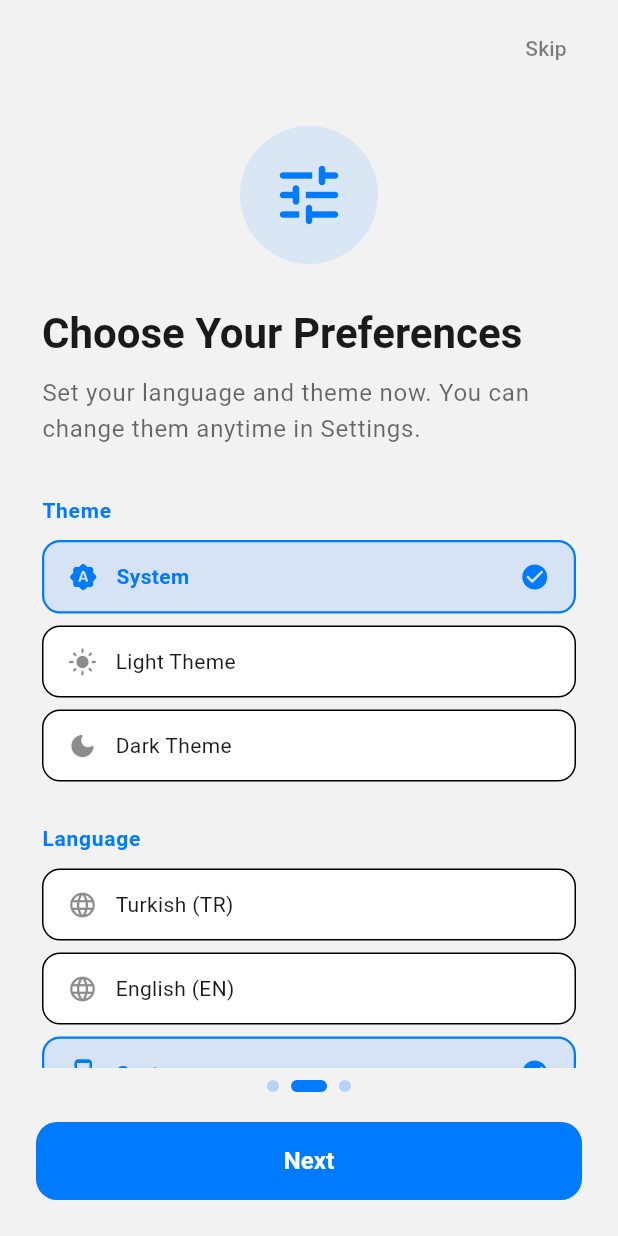
After one commit to mogz44/physics-calc-plus, a Flutter app: the OnboardingScreen screen opened directly, swiped to page 2, on a phone screen of 412 x 824 dp. The commit adds this screen. Run offline on Flutter 3.47's test engine with Material 3 defaults, Android fonts, the phone set to English and light mode, and no system bars; our stand-ins replace shared_preferences; accounts and stored records are empty.

Commit message:
Add onboarding screen (wip/pre-release)

```diff
--- a/lib/core/localization/app_localizations.dart
+++ b/lib/core/localization/app_localizations.dart
@@ -120,6 +120,44 @@ class AppLocalizations {
   String get privacySubtitle => isTurkish
       ? '%100 Çevrimdışı, Sıfır Takipçi, Tamamen Açık Kaynak'
       : '100% Offline, Zero Trackers, Fully Open Source';
+
+  // --- ONBOARDING ---
+  String get onboardingSkip => isTurkish ? 'Geç' : 'Skip';
+  String get onboardingNext => isTurkish ? 'Devam' : 'Next';
+  String get onboardingStart => isTurkish ? 'Başla' : 'Get Started';
+
+  String get onboardingPage1Title => isTurkish ? 'Fizik Hesaplamalarını\nÇöz' : 'Solve Physics\nCalculations';
+  String get onboardingPage1Subtitle => isTurkish
+      ? 'Zincirleme Çıkarım Motoru ile girilen verilerden otomatik olarak yeni fiziksel büyüklükler türet.'
+      : 'Automatically derive new physical quantities from your inputs using the Chained Inference Engine.';
+  String get onboardingPage1Feature1 => isTurkish ? 'Dikey esnek girdi kartları' : 'Vertical stacked input cards';
+  String get onboardingPage1Feature2 => isTurkish ? 'Otomatik formül zinciri' : 'Automatic formula chaining';
+  String get onboardingPage1Feature3 => isTurkish ? 'Adım adım çözüm raporu' : 'Step-by-step solution report';
+
+  String get onboardingPage2Title => isTurkish ? 'Tercihlerini Seç' : 'Choose Your Preferences';
+  String get onboardingPage2Subtitle => isTurkish
+      ? 'Dil ve tema seçimini şimdi yap. Daha sonra Ayarlar\'dan değiştirebilirsin.'
+      : 'Set your language and theme now. You can change them anytime in Settings.';
+  String get onboardingPage2ThemeLabel => isTurkish ? 'Tema' : 'Theme';
+  String get onboardingPage2LangLabel => isTurkish ? 'Dil / Language' : 'Language';
+  String get systemDefault => isTurkish ? 'Sistem' : 'System';
+
+  String get onboardingPage3Title => isTurkish ? 'Nasıl Kullanılır?' : 'How to Use?';
+  String get onboardingPage3Subtitle => isTurkish
+      ? 'Birkaç adımda fizik problemlerini çözmeye başla!'
+      : 'Start solving physics problems in just a few steps!';
+  String get onboardingPage3Step1 => isTurkish ? '1. "Değer Ekle" ile fiziksel büyüklükler ekle' : '1. Tap "Add Value" to add physical quantities';
+  String get onboardingPage3Step2 => isTurkish ? '2. Her karta büyüklük, değer ve birim gir' : '2. Enter quantity, value and unit for each card';
+  String get onboardingPage3Step3 => isTurkish ? '3. Motor otomatik olarak yeni değerler türetir' : '3. The engine automatically derives new values';
+  String get onboardingPage3Step4 => isTurkish ? '4. "Çözüm Raporunu Gör" ile detaylı analiz' : '4. Tap "View Report" for detailed analysis';
+
+  // --- AYARLAR EKSTRA ---
+  String get viewOnboardingAgain => isTurkish ? 'Kullanım Rehberini Tekrar Gör' : 'View Onboarding Again';
+  String get viewOnboardingSubtitle => isTurkish ? 'Uygulama rehberini baştan aç' : 'Reopen the app guide from the beginning';
+  String get developedBy => 'Developed with ♥ by Mogz';
+  String get appVersion => 'Physics Calc+ v1.1.0';
+  String get githubLink => 'GitHub';
+  String get izzyLink => 'IzzyOnDroid';
 }
 
 class AppLocalizationsDelegate extends LocalizationsDelegate<AppLocalizations> {
--- /dev/null
+++ b/lib/features/onboarding/presentation/screens/onboarding_screen.dart
@@ -0,0 +1,562 @@
+import 'package:flutter/material.dart';
+import '../../../../core/localization/app_localizations.dart';
+import '../../../../core/settings/app_settings_scope.dart';
+import '../../../../main_navigation_screen.dart';
+
+class OnboardingScreen extends StatefulWidget {
+  const OnboardingScreen({super.key});
+
+  @override
+  State<OnboardingScreen> createState() => _OnboardingScreenState();
+}
+
+class _OnboardingScreenState extends State<OnboardingScreen> {
+  final PageController _pageController = PageController();
+  int _currentPage = 0;
+  static const int _totalPages = 3;
+
+  @override
+  void dispose() {
+    _pageController.dispose();
+    super.dispose();
+  }
+
+  void _nextPage() {
+    if (_currentPage < _totalPages - 1) {
+      _pageController.nextPage(
+        duration: const Duration(milliseconds: 350),
+        curve: Curves.easeInOut,
+      );
+    } else {
+      _finishOnboarding();
+    }
+  }
+
+  void _finishOnboarding() async {
+    final settings = AppSettingsScope.of(context);
+    await settings.setFirstRunDone();
+    if (!mounted) return;
+    Navigator.of(context).pushReplacement(
+      MaterialPageRoute(builder: (_) => const MainNavigationScreen()),
+    );
+  }
+
+  @override
+  Widget build(BuildContext context) {
+    final loc = context.loc;
+    final theme = Theme.of(context);
+    final colorScheme = theme.colorScheme;
+
+    return Scaffold(
+      body: SafeArea(
+        child: Column(
+          children: [
+            // Skip butonu (sağ üst)
+            Align(
+              alignment: Alignment.topRight,
+              child: Padding(
+                padding: const EdgeInsets.symmetric(horizontal: 16, vertical: 8),
+                child: TextButton(
+                  onPressed: _finishOnboarding,
+                  child: Text(
+                    loc.onboardingSkip,
+                    style: TextStyle(
+                      color: colorScheme.onSurface.withOpacity(0.55),
+                      fontWeight: FontWeight.w500,
+                    ),
+                  ),
+                ),
+              ),
+            ),
+
+            // Sayfalar
+            Expanded(
+              child: PageView(
+                controller: _pageController,
+                onPageChanged: (page) => setState(() => _currentPage = page),
+                children: [
+                  _OnboardingPage1(loc: loc),
+                  _OnboardingPage2(loc: loc),
+                  _OnboardingPage3(loc: loc),
+                ],
+              ),
+            ),
+
+            // Dot indikatörler + Navigasyon
+            Padding(
+              padding: const EdgeInsets.fromLTRB(24, 8, 24, 24),
+              child: Column(
+                children: [
+                  // Dot göstergeler
+                  Row(
+                    mainAxisAlignment: MainAxisAlignment.center,
+                    children: List.generate(_totalPages, (i) {
+                      final isActive = i == _currentPage;
+                      return AnimatedContainer(
+                        duration: const Duration(milliseconds: 300),
+                        margin: const EdgeInsets.symmetric(horizontal: 4),
+                        width: isActive ? 24 : 8,
+                        height: 8,
+                        decoration: BoxDecoration(
+                          color: isActive
+                              ? colorScheme.primary
+                              : colorScheme.primary.withOpacity(0.25),
+                          borderRadius: BorderRadius.circular(4),
+                        ),
+                      );
+                    }),
+                  ),
+                  const SizedBox(height: 20),
+                  // İlerleme butonu
+                  SizedBox(
+                    width: double.infinity,
+                    height: 52,
+                    child: FilledButton(
+                      onPressed: _nextPage,
+                      style: FilledButton.styleFrom(
+                        shape: RoundedRectangleBorder(
+                          borderRadius: BorderRadius.circular(14),
+                        ),
+                      ),
+                      child: Text(
+                        _currentPage == _totalPages - 1
+                            ? loc.onboardingStart
+                            : loc.onboardingNext,
+                        style: const TextStyle(
+                          fontSize: 16,
+                          fontWeight: FontWeight.w600,
+                        ),
+                      ),
+                    ),
+                  ),
+                ],
+              ),
+            ),
+          ],
+        ),
+      ),
+    );
+  }
+}
+
+// ---------------------------------------------------------------------------
+// Sayfa 1: Uygulama Tanıtımı
+// ---------------------------------------------------------------------------
+class _OnboardingPage1 extends StatelessWidget {
+  final AppLocalizations loc;
+  const _OnboardingPage1({required this.loc});
+
+  @override
+  Widget build(BuildContext context) {
+    final colorScheme = Theme.of(context).colorScheme;
+
+    return SingleChildScrollView(
+      padding: const EdgeInsets.symmetric(horizontal: 28, vertical: 8),
+      child: Column(
+        children: [
+          const SizedBox(height: 12),
+          // Logo + glow efekti
+          Container(
+            width: 110,
+            height: 110,
+            decoration: BoxDecoration(
+              shape: BoxShape.circle,
+              color: colorScheme.surface,
+              border: Border.all(
+                color: colorScheme.primary.withOpacity(0.35),
+                width: 2,
+              ),
+              boxShadow: [
+                BoxShadow(
+                  color: colorScheme.primary.withOpacity(0.18),
+                  blurRadius: 32,
+                  spreadRadius: 4,
+                ),
+              ],
+            ),
+            child: ClipOval(
+              child: Image.asset(
+                'assets/icon/app_logo.png',
+                fit: BoxFit.contain,
+              ),
+            ),
+          ),
+          const SizedBox(height: 32),
+          // Başlık
+          Text(
+            loc.onboardingPage1Title,
+            textAlign: TextAlign.center,
+            style: Theme.of(context).textTheme.headlineMedium?.copyWith(
+                  fontWeight: FontWeight.bold,
+                  height: 1.25,
+                ),
+          ),
+          const SizedBox(height: 16),
+          // Alt başlık
+          Text(
+            loc.onboardingPage1Subtitle,
+            textAlign: TextAlign.center,
+            style: Theme.of(context).textTheme.bodyLarge?.copyWith(
+                  color: colorScheme.onSurface.withOpacity(0.65),
+                  height: 1.55,
+                ),
+          ),
+          const SizedBox(height: 36),
+          // Özellik listesi
+          _FeatureRow(icon: Icons.layers_rounded, label: loc.onboardingPage1Feature1),
+          const SizedBox(height: 12),
+          _FeatureRow(icon: Icons.device_hub_rounded, label: loc.onboardingPage1Feature2),
+          const SizedBox(height: 12),
+          _FeatureRow(icon: Icons.receipt_long_rounded, label: loc.onboardingPage1Feature3),
+          const SizedBox(height: 12),
+        ],
+      ),
+    );
+  }
+}
+
+class _FeatureRow extends StatelessWidget {
+  final IconData icon;
+  final String label;
+  const _FeatureRow({required this.icon, required this.label});
+
+  @override
+  Widget build(BuildContext context) {
+    final colorScheme = Theme.of(context).colorScheme;
+    return Container(
+      padding: const EdgeInsets.symmetric(horizontal: 16, vertical: 14),
+      decoration: BoxDecoration(
+        color: colorScheme.surfaceContainerHigh,
+        borderRadius: BorderRadius.circular(12),
+        border: Border.all(color: colorScheme.outlineVariant),
+      ),
+      child: Row(
+        children: [
+          Container(
+            padding: const EdgeInsets.all(8),
+            decoration: BoxDecoration(
+              color: colorScheme.primary.withOpacity(0.12),
+              borderRadius: BorderRadius.circular(8),
+            ),
+            child: Icon(icon, size: 20, color: colorScheme.primary),
+          ),
+          const SizedBox(width: 14),
+          Expanded(
+            child: Text(
+              label,
+              style: Theme.of(context).textTheme.bodyMedium?.copyWith(
+                    fontWeight: FontWeight.w500,
+                  ),
+            ),
+          ),
+        ],
+      ),
+    );
+  }
+}
+
+// ---------------------------------------------------------------------------
+// Sayfa 2: Dil & Tema Seçimi
+// ---------------------------------------------------------------------------
+class _OnboardingPage2 extends StatelessWidget {
+  final AppLocalizations loc;
+  const _OnboardingPage2({required this.loc});
+
+  @override
+  Widget build(BuildContext context) {
+    final colorScheme = Theme.of(context).colorScheme;
+    final settings = AppSettingsScope.of(context);
+
+    return SingleChildScrollView(
+      padding: const EdgeInsets.symmetric(horizontal: 28, vertical: 8),
+      child: Column(
+        crossAxisAlignment: CrossAxisAlignment.start,
+        children: [
+          const SizedBox(height: 12),
+          Center(
+            child: Container(
+              padding: const EdgeInsets.all(20),
+              decoration: BoxDecoration(
+                shape: BoxShape.circle,
+                color: colorScheme.primary.withOpacity(0.1),
+              ),
+              child: Icon(
+                Icons.tune_rounded,
+                size: 52,
+                color: colorScheme.primary,
+              ),
+            ),
+          ),
+          const SizedBox(height: 28),
+          Text(
+            loc.onboardingPage2Title,
+            style: Theme.of(context).textTheme.headlineMedium?.copyWith(
+                  fontWeight: FontWeight.bold,
+                ),
+          ),
+          const SizedBox(height: 10),
+          Text(
+            loc.onboardingPage2Subtitle,
+            style: Theme.of(context).textTheme.bodyLarge?.copyWith(
+                  color: colorScheme.onSurface.withOpacity(0.65),
+                  height: 1.5,
+                ),
+          ),
+          const SizedBox(height: 32),
+
+          // --- TEMA SEÇİCİ ---
+          Text(
+            loc.onboardingPage2ThemeLabel,
+            style: Theme.of(context).textTheme.titleSmall?.copyWith(
+                  color: colorScheme.primary,
+                  fontWeight: FontWeight.w700,
+                  letterSpacing: 0.5,
+                ),
+          ),
+          const SizedBox(height: 10),
+          ListenableBuilder(
+            listenable: settings,
+            builder: (context, _) {
+              return Column(
+                children: [
+                  _SelectionTile(
+                    label: loc.systemDefault,
+                    icon: Icons.brightness_auto_rounded,
+                    isSelected: settings.themeMode == ThemeMode.system,
+                    onTap: () => settings.setThemeMode(ThemeMode.system),
+                  ),
+                  const SizedBox(height: 8),
+                  _SelectionTile(
+                    label: loc.themeLight,
+                    icon: Icons.light_mode_rounded,
+                    isSelected: settings.themeMode == ThemeMode.light,
+                    onTap: () => settings.setThemeMode(ThemeMode.light),
+                  ),
+                  const SizedBox(height: 8),
+                  _SelectionTile(
+                    label: loc.themeDark,
+                    icon: Icons.dark_mode_rounded,
+                    isSelected: settings.themeMode == ThemeMode.dark,
+                    onTap: () => settings.setThemeMode(ThemeMode.dark),
+                  ),
+                ],
+              );
+            },
+          ),
+          const SizedBox(height: 28),
+
+          // --- DİL SEÇİCİ ---
+          Text(
+            loc.onboardingPage2LangLabel,
+            style: Theme.of(context).textTheme.titleSmall?.copyWith(
+                  color: colorScheme.primary,
+                  fontWeight: FontWeight.w700,
+                  letterSpacing: 0.5,
+                ),
+          ),
+          const SizedBox(height: 10),
+          ListenableBuilder(
+            listenable: settings,
+            builder: (context, _) {
+              final currentLang = settings.locale?.languageCode ?? 'system';
+              return Column(
+                children: [
+                  _SelectionTile(
+                    label: loc.turkish,
+                    icon: Icons.language_rounded,
+                    isSelected: currentLang == 'tr',
+                    onTap: () => settings.setLocale(const Locale('tr')),
+                  ),
+                  const SizedBox(height: 8),
+                  _SelectionTile(
+                    label: loc.english,
+                    icon: Icons.language_rounded,
+                    isSelected: currentLang == 'en',
+                    onTap: () => settings.setLocale(const Locale('en')),
+                  ),
+                  const SizedBox(height: 8),
+                  _SelectionTile(
+                    label: loc.systemDefault,
+                    icon: Icons.phone_android_rounded,
+                    isSelected: currentLang == 'system',
+                    onTap: () => settings.setLocale(null),
+                  ),
+                ],
+              );
+            },
+          ),
+          const SizedBox(height: 12),
+        ],
+      ),
+    );
+  }
+}
+
+class _SelectionTile extends StatelessWidget {
+  final String label;
+  final IconData icon;
+  final bool isSelected;
+  final VoidCallback onTap;
+
+  const _SelectionTile({
+    required this.label,
+    required this.icon,
+    required this.isSelected,
+    required this.onTap,
+  });
+
+  @override
+  Widget build(BuildContext context) {
+    final colorScheme = Theme.of(context).colorScheme;
+    return InkWell(
+      onTap: onTap,
+      borderRadius: BorderRadius.circular(12),
+      child: AnimatedContainer(
+        duration: const Duration(milliseconds: 200),
+        padding: const EdgeInsets.symmetric(horizontal: 16, vertical: 13),
+        decoration: BoxDecoration(
+          color: isSelected
+              ? colorScheme.primary.withOpacity(0.12)
+              : colorScheme.surfaceContainerHigh,
+          borderRadius: BorderRadius.circular(12),
+          border: Border.all(
+            color: isSelected ? colorScheme.primary : colorScheme.outlineVariant,
+            width: isSelected ? 1.5 : 1,
+          ),
+        ),
+        child: Row(
+          children: [
+            Icon(
+              icon,
+              size: 20,
+              color: isSelected ? colorScheme.primary : colorScheme.onSurface.withOpacity(0.5),
+            ),
+            const SizedBox(width: 12),
+            Expanded(
+              child: Text(
+                label,
+                style: Theme.of(context).textTheme.bodyMedium?.copyWith(
+                      fontWeight: isSelected ? FontWeight.w600 : FontWeight.w400,
+                      color: isSelected ? colorScheme.primary : null,
+                    ),
+              ),
+            ),
+            if (isSelected)
+              Icon(Icons.check_circle_rounded, size: 20, color: colorScheme.primary),
+          ],
+        ),
+      ),
+    );
+  }
+}
+
+// ---------------------------------------------------------------------------
+// Sayfa 3: Nasıl Kullanılır?
+// ---------------------------------------------------------------------------
+class _OnboardingPage3 extends StatelessWidget {
+  final AppLocalizations loc;
+  const _OnboardingPage3({required this.loc});
+
+  @override
+  Widget build(BuildContext context) {
+    final colorScheme = Theme.of(context).colorScheme;
+
+    return SingleChildScrollView(
+      padding: const EdgeInsets.symmetric(horizontal: 28, vertical: 8),
+      child: Column(
+        children: [
+          const SizedBox(height: 12),
+          Container(
+            padding: const EdgeInsets.all(20),
+            decoration: BoxDecoration(
+              shape: BoxShape.circle,
+              color: colorScheme.primary.withOpacity(0.1),
+            ),
+            child: Icon(
+              Icons.school_rounded,
+              size: 52,
+              color: colorScheme.primary,
+            ),
+          ),
+          const SizedBox(height: 28),
+          Text(
+            loc.onboardingPage3Title,
+            style: Theme.of(context).textTheme.headlineMedium?.copyWith(
+                  fontWeight: FontWeight.bold,
+                ),
+          ),
+          const SizedBox(height: 10),
+          Text(
+            loc.onboardingPage3Subtitle,
+            textAlign: TextAlign.center,
+            style: Theme.of(context).textTheme.bodyLarge?.copyWith(
+                  color: colorScheme.onSurface.withOpacity(0.65),
+                  height: 1.5,
+                ),
+          ),
+          const SizedBox(height: 32),
+          _StepCard(stepNumber: 1, label: loc.onboardingPage3Step1),
+          const SizedBox(height: 12),
+          _StepCard(stepNumber: 2, label: loc.onboardingPage3Step2),
+          const SizedBox(height: 12),
+          _StepCard(stepNumber: 3, label: loc.onboardingPage3Step3),
+          const SizedBox(height: 12),
+          _StepCard(stepNumber: 4, label: loc.onboardingPage3Step4),
+          const SizedBox(height: 12),
+        ],
+      ),
+    );
+  }
+}
+
+class _StepCard extends StatelessWidget {
+  final int stepNumber;
+  final String label;
+
+  const _StepCard({required this.stepNumber, required this.label});
+
+  @override
+  Widget build(BuildContext context) {
+    final colorScheme = Theme.of(context).colorScheme;
+    return Container(
+      padding: const EdgeInsets.symmetric(horizontal: 16, vertical: 14),
+      decoration: BoxDecoration(
+        color: colorScheme.surfaceContainerHigh,
+        borderRadius: BorderRadius.circular(12),
+        border: Border.all(color: colorScheme.outlineVariant),
+      ),
+      child: Row(
+        crossAxisAlignment: CrossAxisAlignment.start,
+        children: [
+          Container(
+            width: 28,
+            height: 28,
+            alignment: Alignment.center,
+            decoration: BoxDecoration(
+              color: colorScheme.primary,
+              shape: BoxShape.circle,
+            ),
+            child: Text(
+              '$stepNumber',
+              style: TextStyle(
+                color: colorScheme.onPrimary,
+                fontWeight: FontWeight.bold,
+                fontSize: 13,
+              ),
+            ),
+          ),
+          const SizedBox(width: 14),
+          Expanded(
+            child: Text(
+              label,
+              style: Theme.of(context).textTheme.bodyMedium?.copyWith(
+                    height: 1.4,
+                    fontWeight: FontWeight.w500,
+                  ),
+            ),
+          ),
+        ],
+      ),
+    );
+  }
+}
```
Also changed, not shown: lib/core/settings/app_settings_controller.dart (+32 -0 lines), 1 other file.
